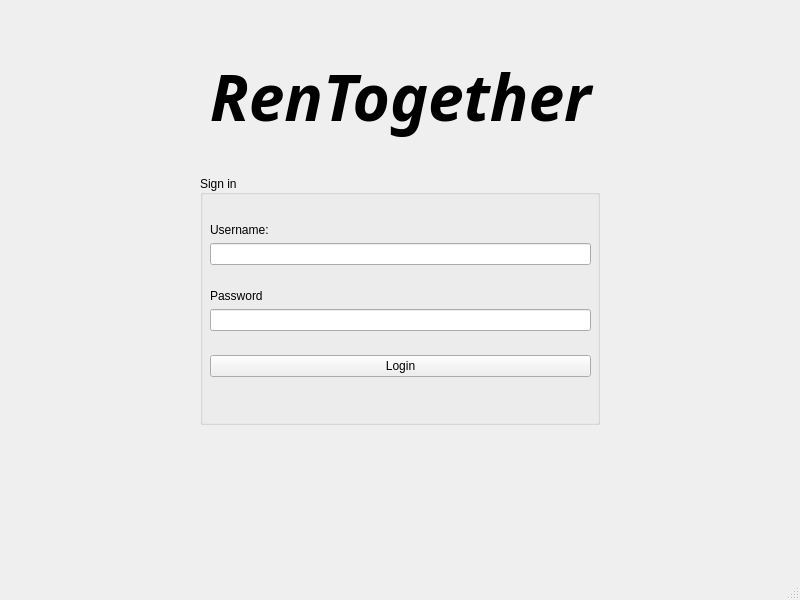
This is RenTogether/mainwindow.ui in GMengRong/ICT1009-CPP-RenTogether as Qt 5 draws it before an edit. The edited form follows.
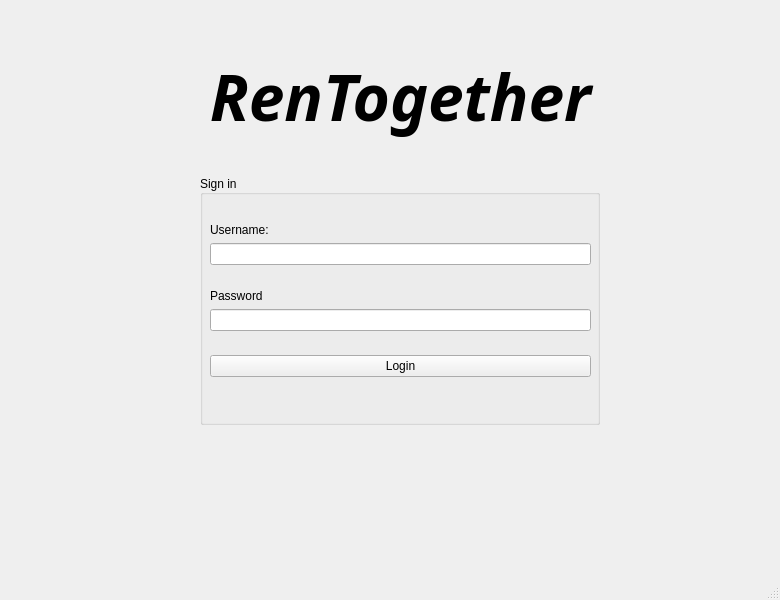
This is the edited form.

```diff
--- a/RenTogether/mainwindow.ui
+++ b/RenTogether/mainwindow.ui
@@ -6,7 +6,7 @@
    <rect>
     <x>0</x>
     <y>0</y>
-    <width>800</width>
+    <width>780</width>
     <height>600</height>
    </rect>
   </property>
```
Left out of the diff: 4 changed lines with no effect on the pictures.
